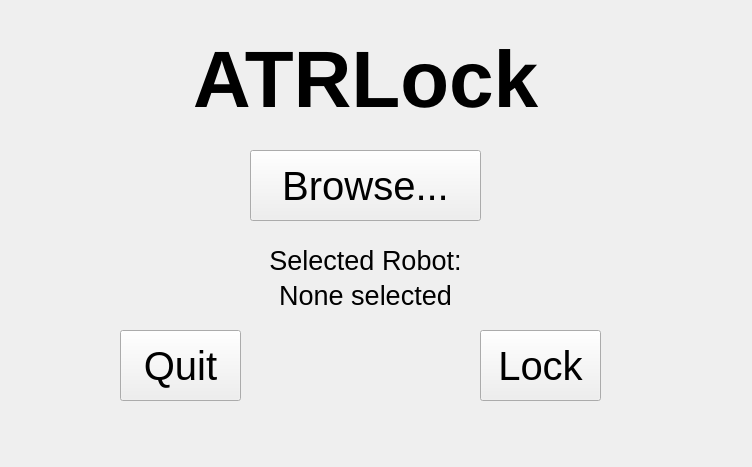
This is ATRLOCK/ATRLock-test-gui/mainwindow.ui in conor888/CS370-ATRobots as Qt 5 draws it before an edit. The edited form follows.
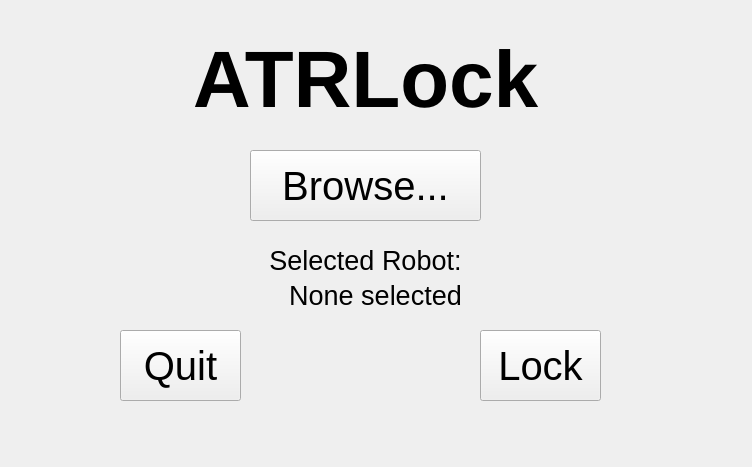
This is the edited form.

Commit message: Extend robot file name box

Diff of the .ui file:
```diff
--- a/ATRLOCK/ATRLock-test-gui/mainwindow.ui
+++ b/ATRLOCK/ATRLock-test-gui/mainwindow.ui
@@ -123,9 +123,9 @@
    <widget class="QLabel" name="label_3">
     <property name="geometry">
      <rect>
-      <x>160</x>
+      <x>20</x>
       <y>280</y>
-      <width>411</width>
+      <width>711</width>
       <height>31</height>
      </rect>
     </property>
```
